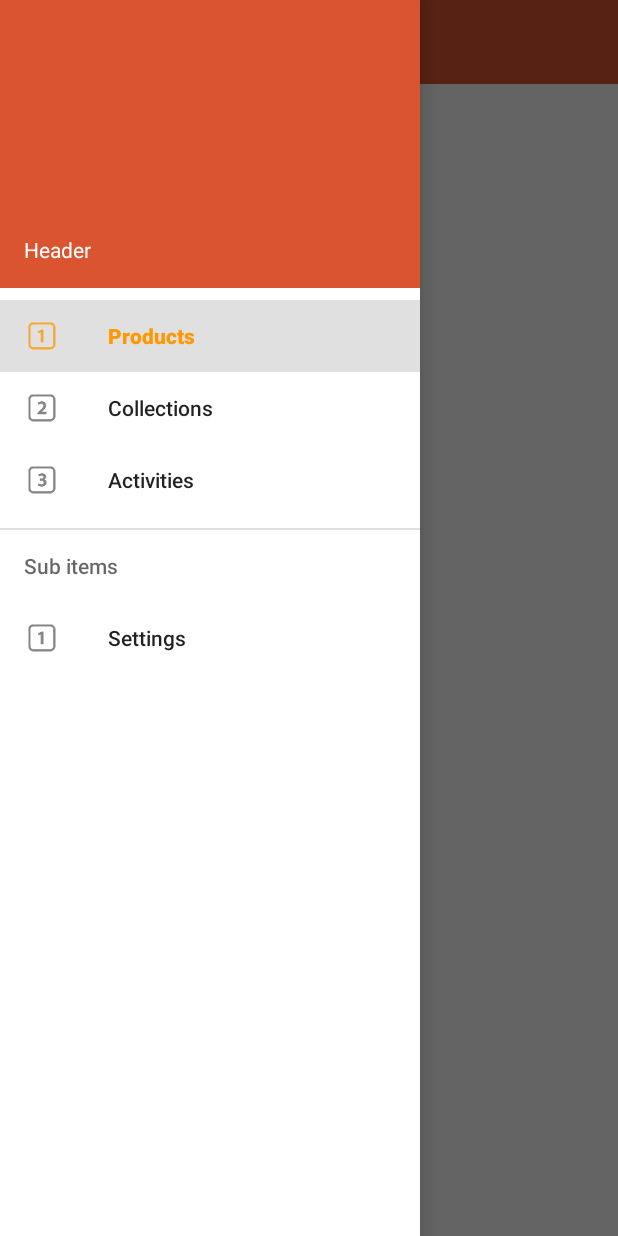
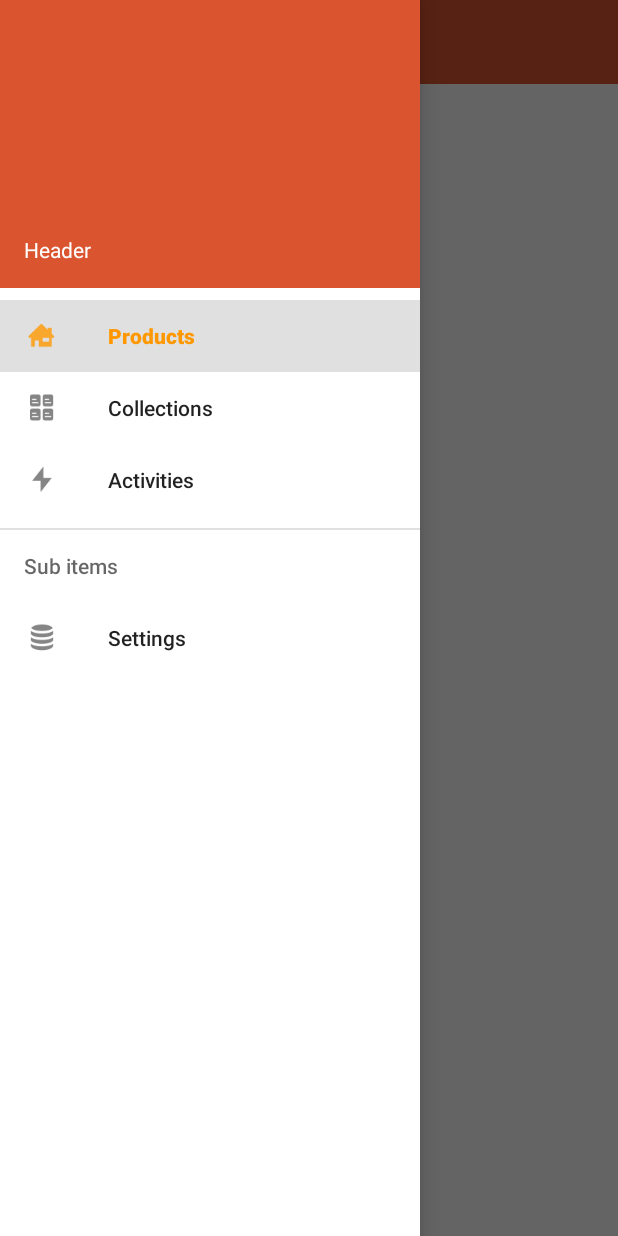
Before and after one commit to hhua/product-hunt-android, an Android app: the MainActivity screen opened directly, with no data from a screen before it, with the side drawer open, on a phone screen of 412 x 824 dp. Run offline under Robolectric (Android 15) with nearby library versions, the phone set to English and light mode, and no system bars; our stand-ins replace Picasso; libraries missing offline, so code that uses them is left out: com.loopj.android, cz.msebera.android; pictures from the network do not load; 1 statement that could not run was skipped.

Commit message:
update drawer icons

```diff
--- a/app/src/main/res/menu/drawer_view.xml
+++ b/app/src/main/res/menu/drawer_view.xml
@@ -4,21 +4,21 @@
     <group android:checkableBehavior="single">
         <item
             android:id="@+id/nav_first_fragment"
-            android:icon="@drawable/ic_one"
+            android:icon="@drawable/ic_home"
             android:checked="true"
             android:title="@string/products" />
         <item
             android:id="@+id/nav_second_fragment"
-            android:icon="@drawable/ic_two"
+            android:icon="@drawable/ic_collections"
             android:title="@string/collections" />
         <item
             android:id="@+id/nav_third_fragment"
-            android:icon="@drawable/ic_three"
+            android:icon="@drawable/ic_activities"
             android:title="@string/activities" />
         <item android:title="Sub items">
             <menu>
                 <item
-                    android:icon="@drawable/ic_one"
+                    android:icon="@drawable/ic_settings"
                     android:title="@string/settings" />
             </menu>
         </item>
```
Also changed, not shown: app/src/main/res/drawable-hdpi/ic_activities.png (added), app/src/main/res/drawable-hdpi/ic_collections.png (added), app/src/main/res/drawable-hdpi/ic_home.png (added), app/src/main/res/drawable-hdpi/ic_settings.png (added), app/src/main/res/drawable-mdpi/ic_activities.png (added), app/src/main/res/drawable-mdpi/ic_collections.png (added), app/src/main/res/drawable-mdpi/ic_home.png (added), app/src/main/res/drawable-mdpi/ic_settings.png (added), app/src/main/res/drawable-xhdpi/ic_activities.png (added), app/src/main/res/drawable-xhdpi/ic_collections.png (added), app/src/main/res/drawable-xhdpi/ic_home.png (added), app/src/main/res/drawable-xhdpi/ic_settings.png (added), app/src/main/res/drawable-xxhdpi/ic_activities.png (added), app/src/main/res/drawable-xxhdpi/ic_collections.png (added), 2 more files.
